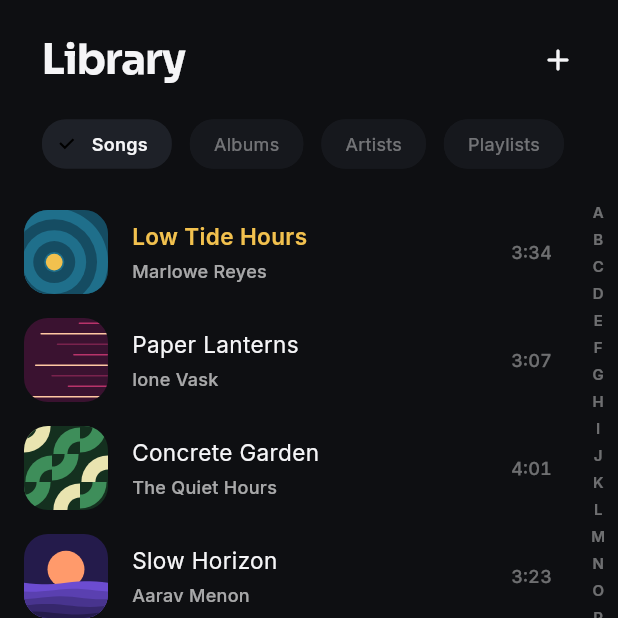
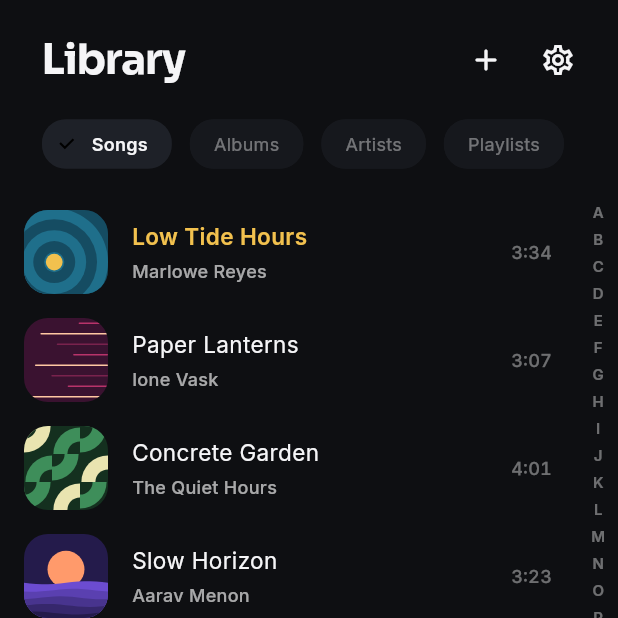
Before and after one commit to Hemacharankodhanda/vesper, a Flutter app: the screen it shows after launch, item 2 of the bottom bar chosen, after a tap on the "add" icon, on a phone screen of 412 x 824 dp, the top half of it. Run offline on Flutter 3.47's test engine with Material 3 defaults, Android fonts, the phone set to English and light mode, and no system bars; our stand-ins replace audio_service, drift, file_picker, flutter_riverpod, just_audio, permission_handler; missing offline and left inert: audio_session, audiotags, just_audio_media_kit, window_manager; accounts and stored records are empty; generated files the repository leaves out were written again; statements that could not run were skipped.

Commit message:
feat(p8): synchronized lyrics, sleep timer, light theme, and settings

```diff
--- a/lib/app.dart
+++ b/lib/app.dart
@@ -2,6 +2,7 @@ import 'package:flutter/material.dart';
 import 'package:flutter_riverpod/flutter_riverpod.dart';
 import 'core/platform/keyboard_shortcuts.dart';
 import 'core/theme/app_theme.dart';
+import 'data/repositories/settings_repository.dart';
 import 'shared/widgets/adaptive_shell.dart';
 
 class VesperApp extends ConsumerWidget {
@@ -9,10 +10,14 @@ class VesperApp extends ConsumerWidget {
 
   @override
   Widget build(BuildContext context, WidgetRef ref) {
+    final themeMode = ref.watch(themeModeProvider);
+
     return MaterialApp(
       debugShowCheckedModeBanner: false,
       title: 'Vesper',
-      theme: AppTheme.darkTheme,
+      themeMode: themeMode,
+      theme: AppTheme.lightTheme,
+      darkTheme: AppTheme.darkTheme,
       home: const VesperKeyboardShortcuts(
         child: AdaptiveShell(initialIndex: 3),
       ),
--- a/lib/core/theme/app_theme.dart
+++ b/lib/core/theme/app_theme.dart
@@ -28,4 +28,36 @@ abstract final class AppTheme {
       iconTheme: const IconThemeData(color: AppColors.textPrimary, size: 24.0),
     );
   }
+
+  static ThemeData get lightTheme {
+    return ThemeData(
+      useMaterial3: true,
+      brightness: Brightness.light,
+      scaffoldBackgroundColor: const Color(0xFFF6F5F2),
+      colorScheme: const ColorScheme.light(
+        surface: Color(0xFFFFFFFF),
+        primary: AppColors.accentFallback,
+        error: AppColors.danger,
+      ),
+      splashFactory: NoSplash.splashFactory,
+      highlightColor: Colors.transparent,
+      fontFamily: AppTypography.bodyFont,
+      textTheme: TextTheme(
+        displayLarge:
+            AppTypography.display.copyWith(color: const Color(0xFF14151A)),
+        displayMedium:
+            AppTypography.display.copyWith(color: const Color(0xFF14151A)),
+        titleLarge: AppTypography.title.copyWith(color: const Color(0xFF14151A)),
+        titleMedium:
+            AppTypography.title.copyWith(color: const Color(0xFF14151A)),
+        bodyLarge: AppTypography.body.copyWith(color: const Color(0xFF14151A)),
+        bodyMedium: AppTypography.body.copyWith(color: const Color(0xFF14151A)),
+        bodySmall:
+            AppTypography.caption.copyWith(color: const Color(0x9914151A)),
+        labelSmall:
+            AppTypography.captionMuted.copyWith(color: const Color(0x6614151A)),
+      ),
+      iconTheme: const IconThemeData(color: Color(0xFF14151A), size: 24.0),
+    );
+  }
 }
--- a/lib/data/repositories/settings_repository.dart
+++ b/lib/data/repositories/settings_repository.dart
@@ -1,4 +1,5 @@
 import 'dart:convert';
+import 'package:flutter/material.dart';
 import 'package:flutter_riverpod/flutter_riverpod.dart';
 import '../../domain/models/queue_state.dart';
 import '../../domain/models/track.dart';
@@ -9,6 +10,67 @@ final settingsRepositoryProvider = Provider<SettingsRepository>((ref) {
   final db = ref.watch(appDatabaseProvider);
   return SettingsRepository(database: db);
 });
+
+class ThemeModeNotifier extends Notifier<ThemeMode> {
+  @override
+  ThemeMode build() {
+    _load();
+    return ThemeMode.dark;
+  }
+
+  Future<void> _load() async {
+    final repo = ref.read(settingsRepositoryProvider);
+    final value = await repo.getSetting(SettingsRepository.keyThemeMode);
+    if (value != null) {
+      state = switch (value) {
+        'light' => ThemeMode.light,
+        'system' => ThemeMode.system,
+        _ => ThemeMode.dark,
+      };
+    }
+  }
+
+  Future<void> setThemeMode(ThemeMode mode) async {
+    state = mode;
+    final repo = ref.read(settingsRepositoryProvider);
+    final str = switch (mode) {
+      ThemeMode.light => 'light',
+      ThemeMode.system => 'system',
+      ThemeMode.dark => 'dark',
+    };
+    await repo.saveSetting(SettingsRepository.keyThemeMode, str);
+  }
+}
+
+final themeModeProvider = NotifierProvider<ThemeModeNotifier, ThemeMode>(
+  ThemeModeNotifier.new,
+);
+
+class AccentModeNotifier extends Notifier<String> {
+  @override
+  String build() {
+    _load();
+    return 'art';
+  }
+
+  Future<void> _load() async {
+    final repo = ref.read(settingsRepositoryProvider);
+    final value = await repo.getSetting(SettingsRepository.keyAccentMode);
+    if (value != null) {
+      state = value;
+    }
+  }
+
+  Future<void> setAccentMode(String mode) async {
+    state = mode;
+    final repo = ref.read(settingsRepositoryProvider);
+    await repo.saveSetting(SettingsRepository.keyAccentMode, mode);
+  }
+}
+
+final accentModeProvider = NotifierProvider<AccentModeNotifier, String>(
+  AccentModeNotifier.new,
+);
 
 class PersistedQueueState {
   const PersistedQueueState({
@@ -53,6 +115,8 @@ class SettingsRepository {
   final app_db.AppDatabase database;
 
   static const String keyQueueState = 'queue_state';
+  static const String keyThemeMode = 'theme_mode';
+  static const String keyAccentMode = 'accent_mode';
 
   Future<void> saveSetting(String key, String value) async {
     await database.into(database.settingsTable).insertOnConflictUpdate(
--- a/lib/features/library/library_screen.dart
+++ b/lib/features/library/library_screen.dart
@@ -15,6 +15,7 @@ import '../../shared/widgets/playlist_detail_sheet.dart';
 import '../../shared/widgets/shimmer_skeleton.dart';
 import '../../shared/widgets/track_context_menu.dart';
 import '../../shared/widgets/track_row.dart';
+import '../settings/settings_screen.dart';
 
 class LibraryScreen extends ConsumerStatefulWidget {
   const LibraryScreen({super.key});
@@ -107,6 +108,13 @@ class _LibraryScreenState extends ConsumerState<LibraryScreen> {
             tooltip: 'Add Music Folder',
             onPressed: _pickAndScanFolder,
             icon: const Icon(Icons.add_rounded, color: AppColors.textPrimary),
+          ),
+          IconButton(
+            tooltip: 'Settings',
+            onPressed: () => Navigator.of(context).push(
+              MaterialPageRoute(builder: (_) => const SettingsScreen()),
+            ),
+            icon: const Icon(Icons.settings_outlined, color: AppColors.textPrimary),
           ),
         ],
       ),
--- a/lib/features/now_playing/now_playing_screen.dart
+++ b/lib/features/now_playing/now_playing_screen.dart
@@ -12,6 +12,7 @@ import '../../shared/widgets/art_tile.dart';
 import '../../shared/widgets/icon_btn.dart';
 import '../../shared/widgets/play_button.dart';
 import '../../shared/widgets/seek_bar.dart';
+import '../../shared/widgets/lyrics_sheet.dart';
 import '../queue/queue_sheet.dart';
 
 class NowPlayingScreen extends ConsumerStatefulWidget {
@@ -248,6 +249,13 @@ class _NowPlayingScreenState extends ConsumerState<NowPlayingScreen> {
             ),
           ),
           IconBtn(
+            icon: Icons.subtitles_outlined,
+            tooltip: 'Lyrics',
+            onTap: () => LyricsSheet.show(context, track),
+            active: true,
+          ),
+          const SizedBox(width: AppSpacing.s8),
+          IconBtn(
             icon: Icons.queue_music_rounded,
             tooltip: 'Queue',
             onTap: () => _openQueue(context),
```
Also changed, not shown: lib/audio/audio_providers.dart (+22 -2 lines), lib/core/utils/lrc_parser.dart (added, +32 -0 lines), lib/features/settings/settings_screen.dart (added, +268 -0 lines), lib/shared/widgets/lyrics_sheet.dart (added, +213 -0 lines), 5 other files.
